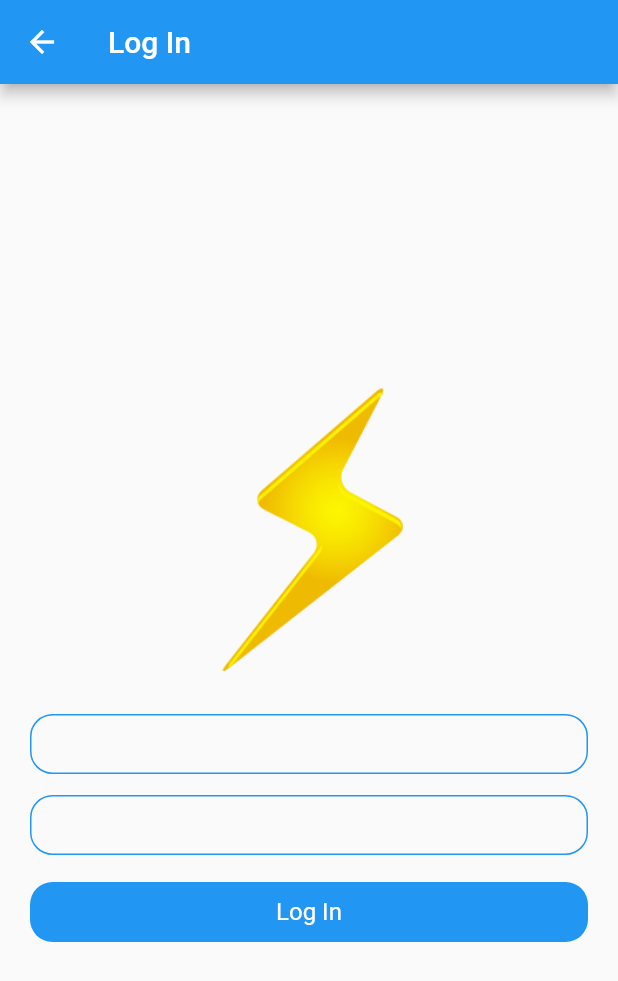
After one commit to Ibrokihimbek/flutter-animated, a Flutter app: the FlashChatPage screen opened by its route, after a tap on "Log In", on a phone screen of 412 x 824 dp. The commit adds this screen. Shown: the top 981 px of the screen. Run offline on Flutter 3.47's test engine with Material 2 defaults, Android fonts, the light colour scheme and no system bars; missing offline and left inert: dart:ffi.

Commit message:
some changes

```diff
--- /dev/null
+++ b/lib/screens/fplash_chat/sub_screen.dart
@@ -0,0 +1,74 @@
+import 'package:flutter/material.dart';
+import 'package:flutter_animated_example/screens/fplash_chat/flash_chat_page.dart';
+import 'package:flutter_animated_example/utils/app_images.dart';
+
+class SubPage extends StatelessWidget {
+  final String word;
+  const SubPage({super.key, required this.word});
+
+  @override
+  Widget build(BuildContext context) {
+    return Scaffold(
+      appBar: AppBar(
+        title: Text(word == 'Log In' ? 'Log In' : 'Register'),
+      ),
+      body: Column(
+        mainAxisAlignment: MainAxisAlignment.center,
+        children: [
+          PhotoHero(
+            photo: AppImages.image_lighting,
+            width: 200.0,
+            onTap: () {
+              Navigator.of(context).pop();
+            },
+          ),
+          const SizedBox(height: 24),
+          Padding(
+            padding: const EdgeInsets.symmetric(horizontal: 20),
+            child: Container(
+              width: double.infinity,
+              height: 40,
+              decoration: BoxDecoration(
+                borderRadius: BorderRadius.circular(15),
+                border: Border.all(color: Colors.blue),
+              ),
+            ),
+          ),
+          const SizedBox(height: 14),
+          Padding(
+            padding: const EdgeInsets.symmetric(horizontal: 20),
+            child: Container(
+              width: double.infinity,
+              height: 40,
+              decoration: BoxDecoration(
+                borderRadius: BorderRadius.circular(15),
+                border: Border.all(color: Colors.blue),
+              ),
+            ),
+          ),
+          const SizedBox(height: 18),
+          Padding(
+            padding: const EdgeInsets.symmetric(horizontal: 20),
+            child: Container(
+              width: double.infinity,
+              height: 40,
+              decoration: BoxDecoration(
+                borderRadius: BorderRadius.circular(15),
+                color: word != 'Log In' ? const Color(0xFF2521F3) : Colors.blue,
+              ),
+              child: Center(
+                child: Text(
+                  word == 'Log In' ? 'Log In' : 'Register',
+                  style: const TextStyle(
+                      fontWeight: FontWeight.w400,
+                      fontSize: 16,
+                      color: Colors.white),
+                ),
+              ),
+            ),
+          ),
+        ],
+      ),
+    );
+  }
+}
--- a/pubspec.yaml
+++ b/pubspec.yaml
@@ -20,7 +20,7 @@ publish_to: 'none' # Remove this line if you wish to publish to pub.dev
 version: 1.0.0+1
 
 environment:
-  sdk: '>=2.18.5 <3.0.0'
+  sdk: '>=2.19.2 <3.0.0'
 
 # Dependencies specify other packages that your package needs in order to work.
 # To automatically upgrade your package dependencies to the latest versions
```
Also changed, not shown: lib/screens/fplash_chat/flash_chat_page.dart (+2 -65 lines), pubspec.lock.
